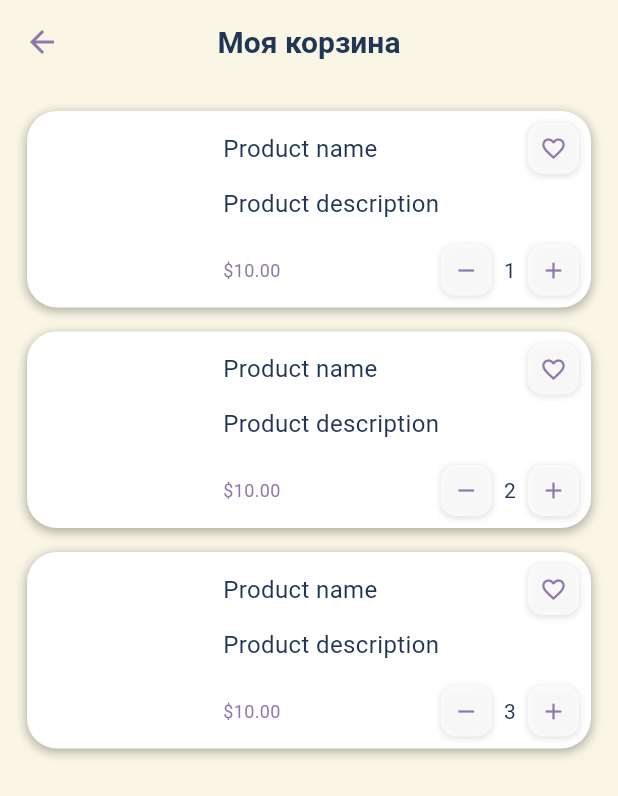
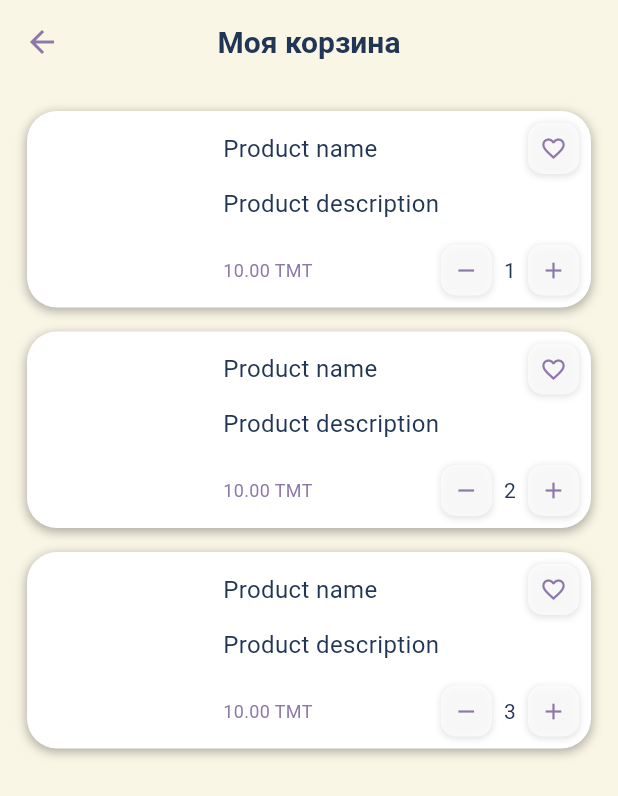
Before and after one commit to johnStuart00/mata_online_market, a Flutter app: the BasketScreen screen opened directly, on a phone screen of 412 x 824 dp. Shown: the top 796 px of the screen. Run offline on Flutter 3.47's test engine with Material 3 defaults, Android fonts, the phone set to English and light mode, and no system bars; our stand-ins replace adaptive_theme, carousel_slider, dot_navigation_bar, get, hive_flutter, introduction_screen and 2 more; accounts and stored records are empty; generated files the repository leaves out were written again; network calls fail.

Commit message:
all notes are done

```diff
--- a/lib/core/widgets/banner_widget.dart
+++ b/lib/core/widgets/banner_widget.dart
@@ -12,10 +12,6 @@ class BannerWidget extends StatefulWidget {
 
 class _BannerWidgetState extends State<BannerWidget> {
   final urlImages = [
-    // 'https://trade.com.tm/media/images/b1ca32ae-42e0-4906-8066-401e08ed577d.jpg',
-    // 'https://berkarar.com.tm/storage/app/uploads/public/64e/89b/eb0/64e89beb0d716009313890.jpg',
-    // 'https://dostawkabar.com.tm/media/menu/on_plate/thumbnails/6_0E7ahrY.jpg.250x250_q85_crop-smart_watermark-logo.jpg',
-    // 'https://dostawkabar.com.tm/media/menu/on_plate/thumbnails/25_J17ZWo3.jpg.250x250_q85_crop-smart_watermark-logo.jpg',
     'assets/images/1.jpg',
     'assets/images/2.jpg',
     'assets/images/3.jpg',
@@ -32,7 +28,7 @@ class _BannerWidgetState extends State<BannerWidget> {
           itemCount: urlImages.length,
           options: CarouselOptions(
               initialPage: 0,
-              height: 150.0,
+              height: 190.0,
               autoPlay: true,
               autoPlayInterval: const Duration(seconds: 2),
               enableInfiniteScroll: true,
--- a/lib/core/widgets/search_field_widget.dart
+++ b/lib/core/widgets/search_field_widget.dart
@@ -1,4 +1,5 @@
 import 'package:flutter/material.dart';
+import 'package:flutter/services.dart';
 import 'package:flutter_gen/gen_l10n/app_localizations.dart';
 import 'package:mata_online_market/core/assets/app_icons.dart';
 import 'package:mata_online_market/core/constants/app_spacing.dart';
@@ -36,6 +37,10 @@ class _SearchFieldWidgetState extends State<SearchFieldWidget> {
           ),
           Expanded(
             child: TextField(
+              inputFormatters: [
+                FilteringTextInputFormatter.allow(RegExp(r'[a-zA-Z]')),
+                LengthLimitingTextInputFormatter(30),
+              ],
               controller: widget.searchController,
               onSubmitted: (query) {
                 widget.saveSearchQuery(query);
--- a/lib/features/basket_screen/presentation/basket_screen.dart
+++ b/lib/features/basket_screen/presentation/basket_screen.dart
@@ -136,7 +136,7 @@ class _BasketContainerWidget extends StatelessWidget {
                   mainAxisAlignment: MainAxisAlignment.spaceBetween,
                   children: [
                     MarkTextWidget(
-                        text: '\$${productPrice.toStringAsFixed(2)}'),
+                        text: '${productPrice.toStringAsFixed(2)} TMT'),
                     Row(
                       children: [
                         GestureDetector(
--- a/lib/features/home_screen/presentation/home_screen.dart
+++ b/lib/features/home_screen/presentation/home_screen.dart
@@ -229,7 +229,7 @@ class _HomeScreenState extends State<HomeScreen> {
               ),
             ),
           ),
-          const SliverToBoxAdapter(child: SizedBox(height: 10)),
+          const SliverToBoxAdapter(child: SizedBox(height: 100)),
           //All product field end
         ],
       ),
@@ -243,7 +243,7 @@ class _BannerField extends StatelessWidget {
   @override
   Widget build(BuildContext context) {
     return SizedBox(
-      height: 200,
+      height: 240,
       child: Column(
         children: [
           Padding(
--- a/lib/features/search_screen/presentation/search_screen.dart
+++ b/lib/features/search_screen/presentation/search_screen.dart
@@ -31,6 +31,8 @@ class _SearchScreenState extends State<SearchScreen> {
   @override
   Widget build(BuildContext context) {
     return SafeArea(
+      top: true,
+      bottom: true,
       child: Scaffold(
         body: Padding(
           padding: const EdgeInsets.all(16.0),
```
Also changed, not shown: 9 other files.
